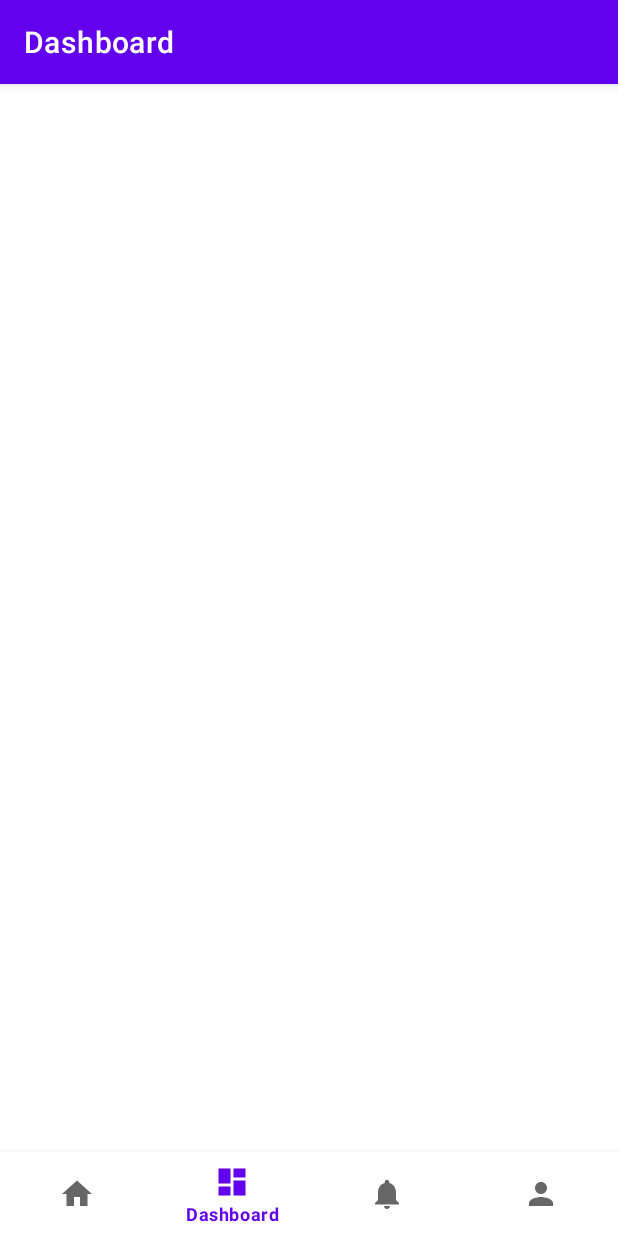
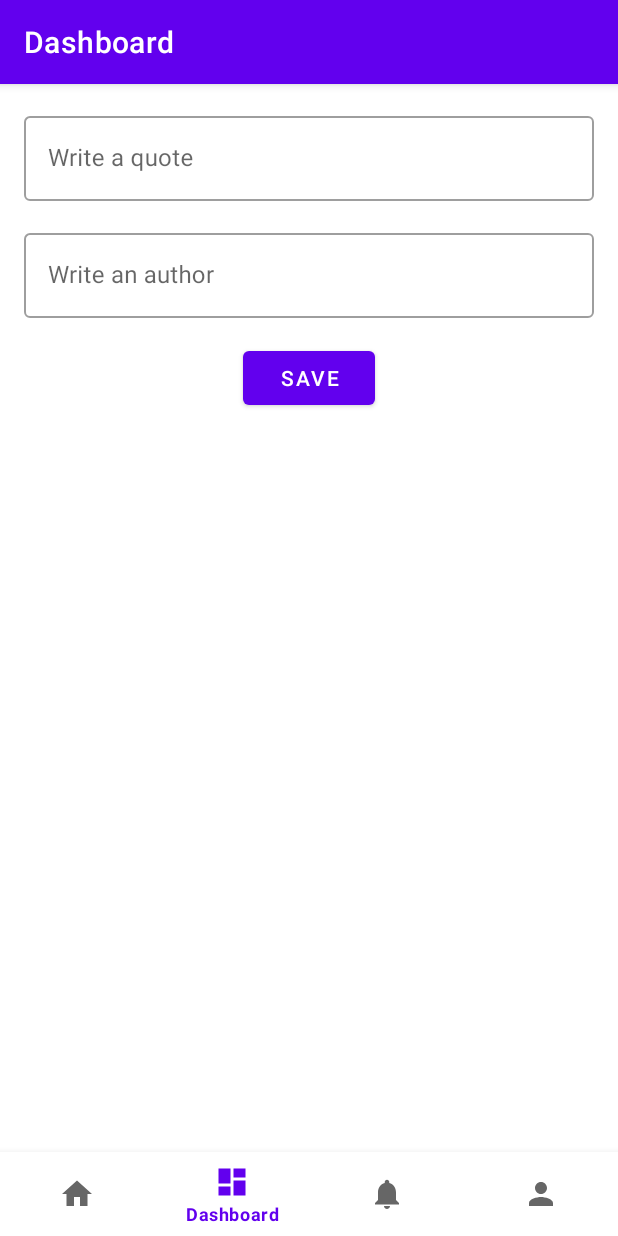
Before and after one commit to Askat0424/Asanbekov, an Android app: the DashboardFragment screen opened through its navigation route, on a phone screen of 412 x 824 dp. Run offline under Robolectric (Android 15) with nearby library versions, the phone set to English and light mode, and no system bars; our stand-ins replace Firebase (no records; nobody signed in at launch, a user with empty details on screens opened directly), Room's generated code, navigation-ui; libraries missing offline, so code that uses them is left out: me.relex.circleindicator; pictures from the network do not load; 3 statements that could not run were skipped.

Commit message:
Asanbekov_hw_7

```diff
--- a/app/build.gradle
+++ b/app/build.gradle
@@ -50,6 +50,7 @@ dependencies {
     implementation 'androidx.navigation:navigation-ui-ktx:2.5.3'
     implementation 'com.google.android.gms:play-services-auth:20.4.1'
     implementation 'com.google.firebase:firebase-auth-ktx:21.1.0'
+    implementation 'com.google.firebase:firebase-firestore:24.4.4'
     testImplementation 'junit:junit:4.13.2'
     androidTestImplementation 'androidx.test.ext:junit:1.1.5'
     androidTestImplementation 'androidx.test.espresso:espresso-core:3.5.1'
--- /dev/null
+++ b/app/src/main/java/com/example/asanbekov/model/Quote.kt
@@ -0,0 +1,6 @@
+package com.example.asanbekov.model
+
+data class Quote(
+    val text: String? = null,
+    val author: String? = null
+)
--- a/app/src/main/java/com/example/asanbekov/ui/auth/AuthFragment.kt
+++ b/app/src/main/java/com/example/asanbekov/ui/auth/AuthFragment.kt
@@ -67,7 +67,7 @@ class AuthFragment : Fragment() {
 
     private fun firebaseAuthWithGoogle(acct: GoogleSignInAccount) {
         val credential = GoogleAuthProvider.getCredential(acct.idToken, null)
-        auth .signInWithCredential(credential)
+        auth.signInWithCredential(credential)
             .addOnSuccessListener { authResult ->
                 findNavController().navigateUp()
             }
--- a/app/src/main/res/layout/fragment_dashboard.xml
+++ b/app/src/main/res/layout/fragment_dashboard.xml
@@ -1,22 +1,46 @@
 <?xml version="1.0" encoding="utf-8"?>
-<androidx.constraintlayout.widget.ConstraintLayout xmlns:android="http://schemas.android.com/apk/res/android"
-    xmlns:app="http://schemas.android.com/apk/res-auto"
+<LinearLayout xmlns:android="http://schemas.android.com/apk/res/android"
     xmlns:tools="http://schemas.android.com/tools"
     android:layout_width="match_parent"
     android:layout_height="match_parent"
+    android:orientation="vertical"
     tools:context=".ui.dashboard.DashboardFragment">
 
-    <TextView
-        android:id="@+id/text_dashboard"
+    <com.google.android.material.textfield.TextInputLayout
+        style="@style/Widget.MaterialComponents.TextInputLayout.OutlinedBox"
         android:layout_width="match_parent"
         android:layout_height="wrap_content"
-        android:layout_marginStart="8dp"
-        android:layout_marginTop="8dp"
-        android:layout_marginEnd="8dp"
-        android:textAlignment="center"
-        android:textSize="20sp"
-        app:layout_constraintBottom_toBottomOf="parent"
-        app:layout_constraintEnd_toEndOf="parent"
-        app:layout_constraintStart_toStartOf="parent"
-        app:layout_constraintTop_toTopOf="parent" />
-</androidx.constraintlayout.widget.ConstraintLayout>
+        android:layout_marginHorizontal="16dp"
+        android:layout_marginTop="16dp">
+
+        <com.google.android.material.textfield.TextInputEditText
+            android:id="@+id/et_quote"
+            android:layout_width="match_parent"
+            android:layout_height="wrap_content"
+            android:hint="@string/write_a_quote" />
+    </com.google.android.material.textfield.TextInputLayout>
+
+    <com.google.android.material.textfield.TextInputLayout
+        style="@style/Widget.MaterialComponents.TextInputLayout.OutlinedBox"
+        android:layout_width="match_parent"
+        android:layout_height="wrap_content"
+        android:layout_marginHorizontal="16dp"
+        android:layout_marginTop="16dp">
+
+        <com.google.android.material.textfield.TextInputEditText
+            android:id="@+id/et_author"
+            android:layout_width="match_parent"
+            android:layout_height="wrap_content"
+            android:hint="@string/write_an_author" />
+    </com.google.android.material.textfield.TextInputLayout>
+
+    <Button
+        android:layout_gravity="center"
+        android:id="@+id/btn_save"
+        android:layout_width="wrap_content"
+        android:layout_height="wrap_content"
+        android:layout_marginTop="16dp"
+        android:text="Save"
+        />
+
+</LinearLayout>
--- a/app/src/main/res/values/strings.xml
+++ b/app/src/main/res/values/strings.xml
@@ -14,6 +14,10 @@
     <string name="title_profile">title_profile</string>
     <string name="google">Google</string>
     <string name="sign_out">Sign out</string>
+    <string name="write_a_quote">Write a quote</string>
+    <string name="write_an_author">Write an author</string>
+    <string name="error_empty_value">Заполните поле</string>
+    <string name="profile" />
 
     />
 
```
Also changed, not shown: app/src/main/java/com/example/asanbekov/ui/dashboard/DashboardFragment.kt (+40 -0 lines), app/src/main/java/com/example/asanbekov/ui/notifications/NotificationsFragment.kt (+20 -1 lines), app/src/main/java/com/example/asanbekov/ui/notifications/adapter/QuoteAdapter.kt (added, +47 -0 lines), app/src/main/res/layout/fragment_notifications.xml (+6 -12 lines), app/src/main/res/layout/fragment_profile.xml (+24 -12 lines), app/src/main/res/layout/fragment_task.xml (+31 -12 lines).
